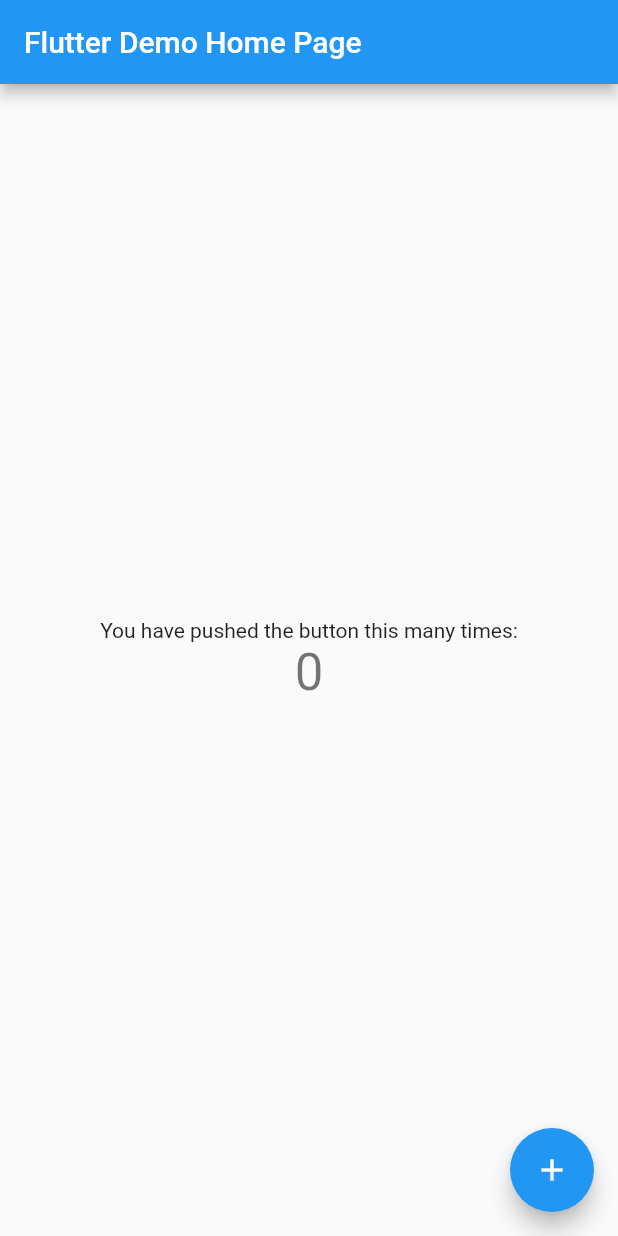
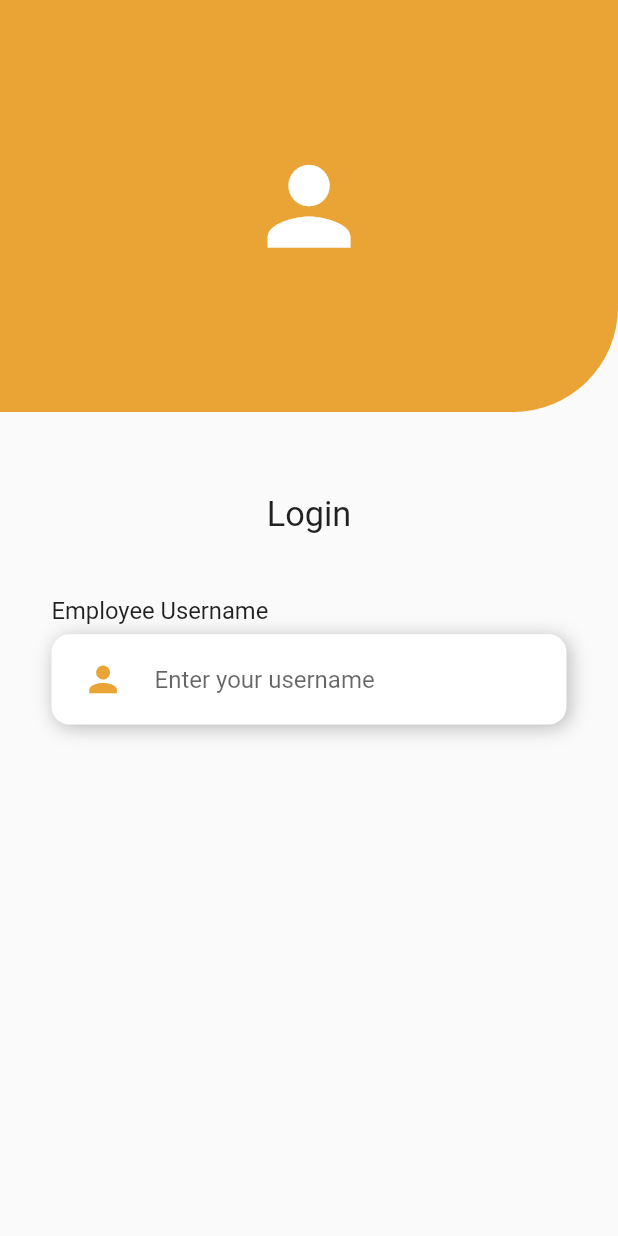
Before and after one commit to marvinlartey/attendance, a Flutter app: the screen it shows after launch, on a phone screen of 412 x 824 dp. Run offline on Flutter 3.47's test engine with Material 2 defaults, Android fonts, the phone set to English and light mode, and no system bars; Roboto replaces fonts that are missing (NexaBold).

Commit message:
started login page

```diff
--- a/lib/main.dart
+++ b/lib/main.dart
@@ -1,3 +1,4 @@
+import 'package:attendance/pages/login.dart';
 import 'package:flutter/material.dart';
 
 void main() {
@@ -13,103 +14,9 @@ class MyApp extends StatelessWidget {
     return MaterialApp(
       title: 'Flutter Demo',
       theme: ThemeData(
-        // This is the theme of your application.
-        //
-        // Try running your application with "flutter run". You'll see the
-        // application has a blue toolbar. Then, without quitting the app, try
-        // changing the primarySwatch below to Colors.green and then invoke
-        // "hot reload" (press "r" in the console where you ran "flutter run",
-        // or simply save your changes to "hot reload" in a Flutter IDE).
-        // Notice that the counter didn't reset back to zero; the application
-        // is not restarted.
         primarySwatch: Colors.blue,
       ),
-      home: const MyHomePage(title: 'Flutter Demo Home Page'),
+      home: const LoginScreen(),
     );
   }
 }
-
-class MyHomePage extends StatefulWidget {
-  const MyHomePage({Key? key, required this.title}) : super(key: key);
-
-  // This widget is the home page of your application. It is stateful, meaning
-  // that it has a State object (defined below) that contains fields that affect
-  // how it looks.
-
-  // This class is the configuration for the state. It holds the values (in this
-  // case the title) provided by the parent (in this case the App widget) and
-  // used by the build method of the State. Fields in a Widget subclass are
-  // always marked "final".
-
-  final String title;
-
-  @override
-  State<MyHomePage> createState() => _MyHomePageState();
-}
-
-class _MyHomePageState extends State<MyHomePage> {
-  int _counter = 0;
-
-  void _incrementCounter() {
-    setState(() {
-      // This call to setState tells the Flutter framework that something has
-      // changed in this State, which causes it to rerun the build method below
-      // so that the display can reflect the updated values. If we changed
-      // _counter without calling setState(), then the build method would not be
-      // called again, and so nothing would appear to happen.
-      _counter++;
-    });
-  }
-
-  @override
-  Widget build(BuildContext context) {
-    // This method is rerun every time setState is called, for instance as done
-    // by the _incrementCounter method above.
-    //
-    // The Flutter framework has been optimized to make rerunning build methods
-    // fast, so that you can just rebuild anything that needs updating rather
-    // than having to individually change instances of widgets.
-    return Scaffold(
-      appBar: AppBar(
-        // Here we take the value from the MyHomePage object that was created by
-        // the App.build method, and use it to set our appbar title.
-        title: Text(widget.title),
-      ),
-      body: Center(
-        // Center is a layout widget. It takes a single child and positions it
-        // in the middle of the parent.
-        child: Column(
-          // Column is also a layout widget. It takes a list of children and
-          // arranges them vertically. By default, it sizes itself to fit its
-          // children horizontally, and tries to be as tall as its parent.
-          //
-          // Invoke "debug painting" (press "p" in the console, choose the
-          // "Toggle Debug Paint" action from the Flutter Inspector in Android
-          // Studio, or the "Toggle Debug Paint" command in Visual Studio Code)
-          // to see the wireframe for each widget.
-          //
-          // Column has various properties to control how it sizes itself and
-          // how it positions its children. Here we use mainAxisAlignment to
-          // center the children vertically; the main axis here is the vertical
-          // axis because Columns are vertical (the cross axis would be
-          // horizontal).
-          mainAxisAlignment: MainAxisAlignment.center,
-          children: <Widget>[
-            const Text(
-              'You have pushed the button this many times:',
-            ),
-            Text(
-              '$_counter',
-              style: Theme.of(context).textTheme.headline4,
-            ),
-          ],
-        ),
-      ),
-      floatingActionButton: FloatingActionButton(
-        onPressed: _incrementCounter,
-        tooltip: 'Increment',
-        child: const Icon(Icons.add),
-      ), // This trailing comma makes auto-formatting nicer for build methods.
-    );
-  }
-}
--- /dev/null
+++ b/lib/pages/login.dart
@@ -0,0 +1,127 @@
+import 'package:flutter/material.dart';
+
+class LoginScreen extends StatefulWidget {
+  const LoginScreen({Key? key}) : super(key: key);
+
+  @override
+  State<LoginScreen> createState() => _LoginScreenState();
+}
+
+class _LoginScreenState extends State<LoginScreen> {
+  double screenWidth = 0;
+  double screenHeight = 0;
+
+  Color primary = const Color.fromARGB(253, 233, 163, 51);
+  @override
+  Widget build(BuildContext context) {
+    screenWidth = MediaQuery.of(context).size.width;
+    screenHeight = MediaQuery.of(context).size.height;
+    return Scaffold(
+        body: Column(
+      children: [
+        Container(
+          height: screenHeight / 3,
+          width: screenWidth,
+          decoration: BoxDecoration(
+              color: primary,
+              borderRadius: const BorderRadius.only(
+                bottomRight: Radius.circular(70),
+              )),
+          child: Center(
+              child: Icon(
+            Icons.person,
+            color: Colors.white,
+            size: screenWidth / 5,
+          )),
+        ),
+        //Login text
+        Container(
+          margin: EdgeInsets.only(
+            top: screenHeight / 15,
+            bottom: screenHeight / 20,
+          ),
+          child: Text(
+            'Login',
+            style: TextStyle(
+              fontSize: screenWidth / 18,
+              fontFamily: "NexaBold",
+            ),
+          ),
+        ),
+
+        //
+        Container(
+          alignment: Alignment.centerLeft,
+          margin: EdgeInsets.symmetric(
+            horizontal: screenWidth / 12,
+          ),
+          child: Column(
+            crossAxisAlignment: CrossAxisAlignment.start,
+            children: [
+              //Employee username text
+              FieldTitle(screenWidth: screenWidth, title: 'Employee Username'),
+              //Employee ID textfield
+              Container(
+                width: screenWidth,
+                decoration: const BoxDecoration(
+                    color: Colors.white,
+                    borderRadius: BorderRadius.all(Radius.circular(12)),
+                    boxShadow: [
+                      BoxShadow(
+                        color: Colors.black26,
+                        blurRadius: 10,
+                        offset: Offset(2, 2),
+                      )
+                    ]),
+
+                //Textfield Row
+                child: Row(children: [
+                  Container(
+                    width: screenWidth / 6,
+                    child: Icon(
+                      Icons.person,
+                      color: primary,
+                      size: screenWidth / 15,
+                    ),
+                  ),
+                  Expanded(
+                      child: TextFormField(
+                          enableSuggestions: false,
+                          autocorrect: false,
+                          decoration: InputDecoration(
+                              contentPadding: EdgeInsets.symmetric(
+                                vertical: screenHeight / 40,
+                              ),
+                              border: InputBorder.none,
+                              hintText: 'Enter your username')))
+                ]),
+              )
+            ],
+          ),
+        ),
+      ],
+    ));
+  }
+}
+
+class FieldTitle extends StatelessWidget {
+  const FieldTitle({Key? key, required this.screenWidth, required this.title})
+      : super(key: key);
+
+  final double screenWidth;
+  final String title;
+
+  @override
+  Widget build(BuildContext context) {
+    return Container(
+      margin: const EdgeInsets.only(bottom: 6),
+      child: Text(
+        title,
+        style: TextStyle(
+          fontSize: screenWidth / 26,
+          fontFamily: "NexaBold",
+        ),
+      ),
+    );
+  }
+}
```
